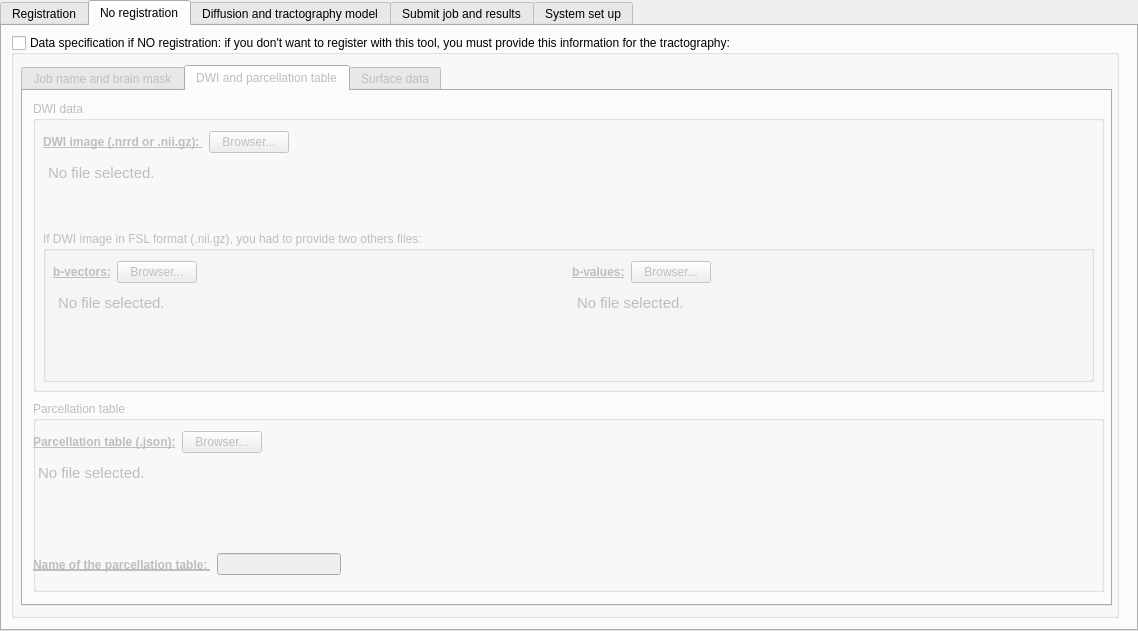
Old version of the form interface_tab.ui in the repository HZBCPP/CONTINUITY-lite.
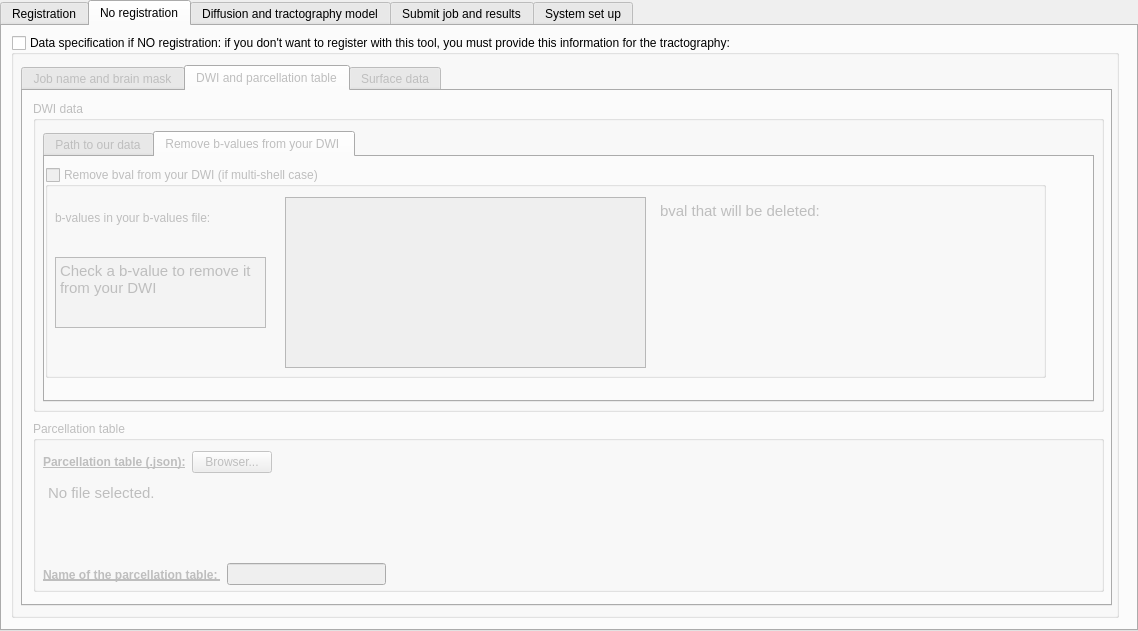
New version of the form. The open tabs and pages were chosen to show the change.

Commit message: ENH: update interface

```diff
--- a/interface_tab.ui
+++ b/interface_tab.ui
@@ -3079,34 +3079,125 @@
          <x>10</x>
          <y>10</y>
          <width>1071</width>
-         <height>291</height>
+         <height>311</height>
         </rect>
        </property>
        <property name="title">
         <string>DWI data</string>
        </property>
-       <widget class="QGroupBox" name="groupBox_15">
+       <widget class="QTabWidget" name="tabWidget_11">
         <property name="geometry">
          <rect>
           <x>10</x>
-          <y>130</y>
+          <y>30</y>
           <width>1051</width>
-          <height>151</height>
+          <height>271</height>
+         </rect>
+        </property>
+        <property name="currentIndex">
+         <number>0</number>
+        </property>
+        <widget class="QWidget" name="tab_30">
+         <attribute name="title">
+          <string>Path to our data</string>
+         </attribute>
+         <widget class="QWidget" name="layoutWidget_18">
+          <property name="geometry">
+           <rect>
+            <x>10</x>
+            <y>10</y>
+            <width>991</width>
+            <height>105</height>
+           </rect>
+          </property>
+          <layout class="QVBoxLayout" name="verticalLayout_13">
+           <item>
+            <layout class="QHBoxLayout" name="horizontalLayout_66">
+             <item>
+              <widget class="QLabel" name="label_80">
+               <property name="font">
+                <font>
+                 <weight>75</weight>
+                 <bold>true</bold>
+                 <underline>true</underline>
+                </font>
+               </property>
+               <property name="text">
+                <string>DWI image (.nrrd or .nii.gz): </string>
+               </property>
+              </widget>
+             </item>
+             <item>
+              <widget class="QPushButton" name="no_registration_DWI_DATA_pushButton">
+               <property name="text">
+                <string>Browser...</string>
+               </property>
+               <property name="autoDefault">
+                <bool>false</bool>
+               </property>
+               <property name="flat">
+                <bool>false</bool>
+               </property>
+              </widget>
+             </item>
+             <item>
+              <spacer name="horizontalSpacer_57">
+               <property name="orientation">
+                <enum>Qt::Horizontal</enum>
+               </property>
+               <property name="sizeHint" stdset="0">
+                <size>
+                 <width>40</width>
+                 <height>20</height>
+                </size>
+               </property>
+              </spacer>
+             </item>
+            </layout>
+           </item>
+           <item>
+            <widget class="QTextEdit" name="no_registration_DWI_textEdit">
+             <property name="styleSheet">
+              <string notr="true">QTextEdit {
+	background-color : transparent
+}</string>
+             </property>
+             <property name="readOnly">
+              <bool>true</bool>
+             </property>
+             <property name="html">
+              <string>&lt;!DOCTYPE HTML PUBLIC &quot;-//W3C//DTD HTML 4.0//EN&quot; &quot;http://www.w3.org/TR/REC-html40/strict.dtd&quot;&gt;
+&lt;html&gt;&lt;head&gt;&lt;meta name=&quot;qrichtext&quot; content=&quot;1&quot; /&gt;&lt;style type=&quot;text/css&quot;&gt;
+p, li { white-space: pre-wrap; }
+&lt;/style&gt;&lt;/head&gt;&lt;body style=&quot; font-family:'Ubuntu'; font-size:11pt; font-weight:400; font-style:normal;&quot;&gt;
+&lt;p style=&quot; margin-top:0px; margin-bottom:0px; margin-left:0px; margin-right:0px; -qt-block-indent:0; text-indent:0px;&quot;&gt;No file selected.&lt;/p&gt;&lt;/body&gt;&lt;/html&gt;</string>
+             </property>
+            </widget>
+           </item>
+          </layout>
+         </widget>
+         <widget class="QGroupBox" name="groupBox_24">
+          <property name="geometry">
+           <rect>
+            <x>10</x>
+            <y>100</y>
+            <width>991</width>
+            <height>131</height>
          </rect>
         </property>
         <property name="title">
          <string>If DWI image in FSL format (.nii.gz), you had to provide two others files: </string>
         </property>
-        <widget class="QWidget" name="layoutWidget_9">
+          <widget class="QWidget" name="layoutWidget_19">
          <property name="geometry">
           <rect>
            <x>10</x>
            <y>30</y>
-           <width>1031</width>
-           <height>111</height>
-          </rect>
-         </property>
-         <layout class="QGridLayout" name="gridLayout_9">
+             <width>971</width>
+             <height>105</height>
+            </rect>
+           </property>
+           <layout class="QGridLayout" name="gridLayout_13">
           <item row="0" column="0">
            <layout class="QHBoxLayout" name="horizontalLayout_75">
             <item>
@@ -3224,62 +3315,48 @@
          </layout>
         </widget>
        </widget>
-       <widget class="QWidget" name="layoutWidget_12">
+        </widget>
+        <widget class="QWidget" name="tab_31">
+         <attribute name="title">
+          <string>Remove b-values from your DWI </string>
+         </attribute>
+         <widget class="QGroupBox" name="no_registration_remove_bval_groupBox">
         <property name="geometry">
          <rect>
-          <x>10</x>
-          <y>30</y>
-          <width>1051</width>
-          <height>105</height>
-         </rect>
-        </property>
-        <layout class="QVBoxLayout" name="verticalLayout_9">
-         <item>
-          <layout class="QHBoxLayout" name="horizontalLayout_78">
-           <item>
-            <widget class="QLabel" name="label_62">
-             <property name="font">
-              <font>
-               <weight>75</weight>
-               <bold>true</bold>
-               <underline>true</underline>
-              </font>
-             </property>
-             <property name="text">
-              <string>DWI image (.nrrd or .nii.gz): </string>
-             </property>
-            </widget>
-           </item>
-           <item>
-            <widget class="QPushButton" name="no_registration_DWI_pushButton">
-             <property name="text">
-              <string>Browser...</string>
-             </property>
-             <property name="autoDefault">
+            <x>0</x>
+            <y>10</y>
+            <width>1001</width>
+            <height>211</height>
+           </rect>
+          </property>
+          <property name="title">
+           <string>Remove bval from your DWI (if multi-shell case)</string>
+          </property>
+          <property name="checkable">
+           <bool>true</bool>
+          </property>
+          <property name="checked">
               <bool>false</bool>
              </property>
-             <property name="flat">
-              <bool>false</bool>
-             </property>
-            </widget>
-           </item>
-           <item>
-            <spacer name="horizontalSpacer_17">
-             <property name="orientation">
-              <enum>Qt::Horizontal</enum>
-             </property>
-             <property name="sizeHint" stdset="0">
-              <size>
-               <width>40</width>
-               <height>20</height>
-              </size>
-             </property>
-            </spacer>
-           </item>
-          </layout>
-         </item>
-         <item>
-          <widget class="QTextEdit" name="no_registration_DWI_textEdit">
+          <widget class="QListWidget" name="no_registration_bval_in_bvalfile_listWidget">
+           <property name="geometry">
+            <rect>
+             <x>240</x>
+             <y>30</y>
+             <width>361</width>
+             <height>171</height>
+            </rect>
+           </property>
+          </widget>
+          <widget class="QTextEdit" name="no_registration_bval_removing_textEdit">
+           <property name="geometry">
+            <rect>
+             <x>610</x>
+             <y>30</y>
+             <width>371</width>
+             <height>171</height>
+            </rect>
+           </property>
            <property name="styleSheet">
             <string notr="true">QTextEdit {
 	background-color : transparent
@@ -3293,20 +3370,61 @@
 &lt;html&gt;&lt;head&gt;&lt;meta name=&quot;qrichtext&quot; content=&quot;1&quot; /&gt;&lt;style type=&quot;text/css&quot;&gt;
 p, li { white-space: pre-wrap; }
 &lt;/style&gt;&lt;/head&gt;&lt;body style=&quot; font-family:'Ubuntu'; font-size:11pt; font-weight:400; font-style:normal;&quot;&gt;
-&lt;p style=&quot; margin-top:0px; margin-bottom:0px; margin-left:0px; margin-right:0px; -qt-block-indent:0; text-indent:0px;&quot;&gt;No file selected.&lt;/p&gt;&lt;/body&gt;&lt;/html&gt;</string>
+&lt;p style=&quot; margin-top:0px; margin-bottom:0px; margin-left:0px; margin-right:0px; -qt-block-indent:0; text-indent:0px;&quot;&gt;bval that will be deleted: &lt;/p&gt;&lt;/body&gt;&lt;/html&gt;</string>
            </property>
           </widget>
-         </item>
-        </layout>
+          <widget class="QTextEdit" name="color_sc_textEdit_6">
+           <property name="geometry">
+            <rect>
+             <x>10</x>
+             <y>90</y>
+             <width>211</width>
+             <height>71</height>
+            </rect>
+           </property>
+           <property name="autoFillBackground">
+            <bool>false</bool>
+           </property>
+           <property name="styleSheet">
+            <string notr="true">QTextEdit {
+	background-color : rgb(243, 243, 243)
+}</string>
+           </property>
+           <property name="readOnly">
+            <bool>true</bool>
+           </property>
+           <property name="html">
+            <string>&lt;!DOCTYPE HTML PUBLIC &quot;-//W3C//DTD HTML 4.0//EN&quot; &quot;http://www.w3.org/TR/REC-html40/strict.dtd&quot;&gt;
+&lt;html&gt;&lt;head&gt;&lt;meta name=&quot;qrichtext&quot; content=&quot;1&quot; /&gt;&lt;style type=&quot;text/css&quot;&gt;
+p, li { white-space: pre-wrap; }
+&lt;/style&gt;&lt;/head&gt;&lt;body style=&quot; font-family:'Ubuntu'; font-size:11pt; font-weight:400; font-style:normal;&quot;&gt;
+&lt;p style=&quot; margin-top:0px; margin-bottom:0px; margin-left:0px; margin-right:0px; -qt-block-indent:0; text-indent:0px;&quot;&gt;Check a b-value to remove it from your DWI &lt;/p&gt;&lt;/body&gt;&lt;/html&gt;</string>
+           </property>
+          </widget>
+          <widget class="QLabel" name="label_83">
+           <property name="geometry">
+            <rect>
+             <x>10</x>
+             <y>30</y>
+             <width>241</width>
+             <height>41</height>
+            </rect>
+           </property>
+           <property name="text">
+            <string>b-values in your b-values file: </string>
+           </property>
+          </widget>
+         </widget>
+        </widget>
        </widget>
       </widget>
       <widget class="QGroupBox" name="groupBox_21">
        <property name="geometry">
         <rect>
          <x>10</x>
-         <y>310</y>
+         <y>330</y>
          <width>1071</width>
-         <height>191</height>
+         <height>171</height>
         </rect>
        </property>
        <property name="title">
@@ -3315,9 +3433,9 @@
        <widget class="QWidget" name="layoutWidget_15">
         <property name="geometry">
          <rect>
-          <x>0</x>
-          <y>150</y>
-          <width>431</width>
+          <x>10</x>
+          <y>140</y>
+          <width>501</width>
           <height>27</height>
          </rect>
         </property>
@@ -3361,10 +3479,10 @@
        <widget class="QWidget" name="layoutWidget">
         <property name="geometry">
          <rect>
-          <x>0</x>
+          <x>10</x>
           <y>30</y>
-          <width>1061</width>
-          <height>111</height>
+          <width>1051</width>
+          <height>105</height>
          </rect>
         </property>
         <layout class="QVBoxLayout" name="verticalLayout_10">
```
Left out of the diff: 133 changed lines with no effect on the pictures. Lines whose indentation alone changed are shown as unchanged. The commit also changes 1 other file.
